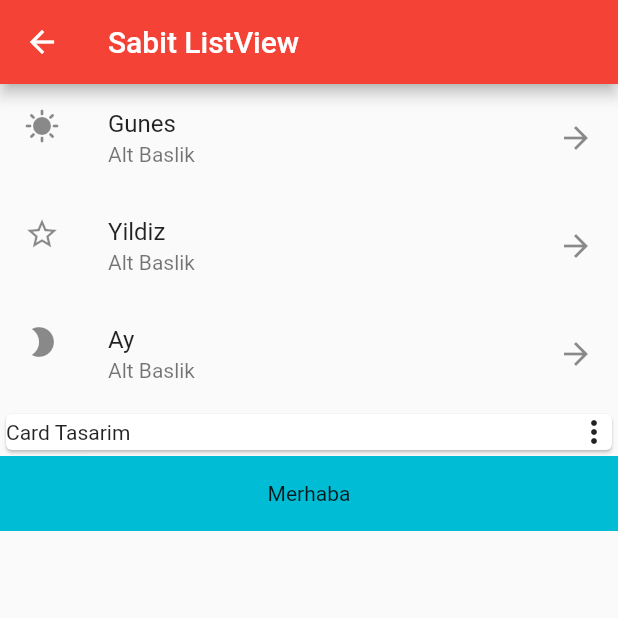
After one commit to tahaturan/flutter_forms, a Flutter app: the SabitListView screen opened by its route, on a phone screen of 412 x 824 dp, the top half of it. The commit adds this screen. Run offline on Flutter 3.47's test engine with Material 2 defaults, Android fonts, the phone set to English and light mode, and no system bars.

Commit message:
Sabit ListView Kullanimi

```diff
--- a/lib/route_generator.dart
+++ b/lib/route_generator.dart
@@ -5,6 +5,7 @@ import 'package:flutter_forms/views/appbar_kullanimi.dart';
 import 'package:flutter_forms/views/card_kullanimi.dart';
 import 'package:flutter_forms/views/form_kullanimi.dart';
 import 'package:flutter_forms/views/my_home_page.dart';
+import 'package:flutter_forms/views/sabit_listview_kullanimi.dart';
 
 class RouteGenerator {
   static Route<dynamic>? routeGenerator(RouteSettings settings) {
@@ -17,6 +18,8 @@ class RouteGenerator {
         return sayfaGecis(AppBarKullanimi());
       case "/cardKullanimi":
         return sayfaGecis(const CardKullanimi());
+      case "/sabitListView":
+        return sayfaGecis(const SabitListView());
     }
     return null;
   }
--- a/lib/views/my_home_page.dart
+++ b/lib/views/my_home_page.dart
@@ -50,6 +50,8 @@ class _MyHomePageState extends State<MyHomePage> {
                 gidilecekSayfaAdi: "appbarKullanimi"),
             SayfaGecisButton(
                 butonAdi: "Card Kullanimi", gidilecekSayfaAdi: "cardKullanimi"),
+            SayfaGecisButton(
+                butonAdi: "Sabit ListView", gidilecekSayfaAdi: "sabitListView"),
           ],
         ),
       ),
--- /dev/null
+++ b/lib/views/sabit_listview_kullanimi.dart
@@ -0,0 +1,79 @@
+import 'package:flutter/material.dart';
+
+class SabitListView extends StatelessWidget {
+  const SabitListView({Key? key}) : super(key: key);
+
+  @override
+  Widget build(BuildContext context) {
+    return Scaffold(
+      appBar: AppBar(
+        title: const Text('Sabit ListView'),
+      ),
+      body: ListView(
+        //* Sabit dememizin sebebi biz kendimiz tek tek liste elemanlarini olusturdugumuz icin
+        children: [
+          ListTile(
+            //*bu aslinda listview in bir orjinal yapisidir direk icine gerekli yerleri doldurarak daha duzenli ve guzel tasarimlar yapabiliriz
+            leading: const Icon(Icons.sunny),
+            //* Sol tarafina icon ekledik text veya baska bir widget da ekleyebilirdik
+            title: const Text("Gunes"),
+            //*Baslik kismi
+            subtitle: const Text("Alt Baslik"),
+            //*Alt basligimiz
+            trailing: const Icon(Icons.arrow_forward),
+            //* En sagina eklemek istedigimiz widgeti ekleriz burayada
+            onTap: () {
+              //*tiklanilma ozelligide var tiklamadigimizda yapicagimiz islerimizi yazariz burayada
+              debugPrint("Gunes Tiklandi...");
+            },
+          ),
+          ListTile(
+            leading: const Icon(Icons.star_border_sharp),
+            title: const Text("Yildiz"),
+            subtitle: const Text("Alt Baslik"),
+            trailing: const Icon(Icons.arrow_forward),
+            onTap: () {
+              debugPrint("Yildiz Tiklandi...");
+            },
+          ),
+          ListTile(
+            leading: const Icon(Icons.brightness_2),
+            title: const Text("Ay"),
+            subtitle: const Text("Alt Baslik"),
+            trailing: const Icon(Icons.arrow_forward),
+            onTap: () {
+              debugPrint("Ay Tiklandi...");
+            },
+          ),
+          //!sadece listtile degil baska tasarimlarida ekleyebiliriz
+          GestureDetector(
+            //*Tiklanilma ozelligi verdik
+            onTap: () {
+              debugPrint("Card Tiklandi");
+            },
+            child: Card(
+              child: Row(
+                children: const [
+                  Text("Card Tasarim"),
+                  Spacer(),
+                  Icon(Icons.more_vert)
+                ],
+              ),
+            ),
+          ),
+          GestureDetector(
+            onTap: () {
+              debugPrint("Cotainer Tiklandi");
+            },
+            child: Container(
+              alignment: Alignment.center,
+              height: 50,
+              color: Colors.cyan,
+              child: const Text("Merhaba"),
+            ),
+          ),
+        ],
+      ),
+    );
+  }
+}
```
Also changed, not shown: images/sabitlistview.gif (added), 1 other file.
